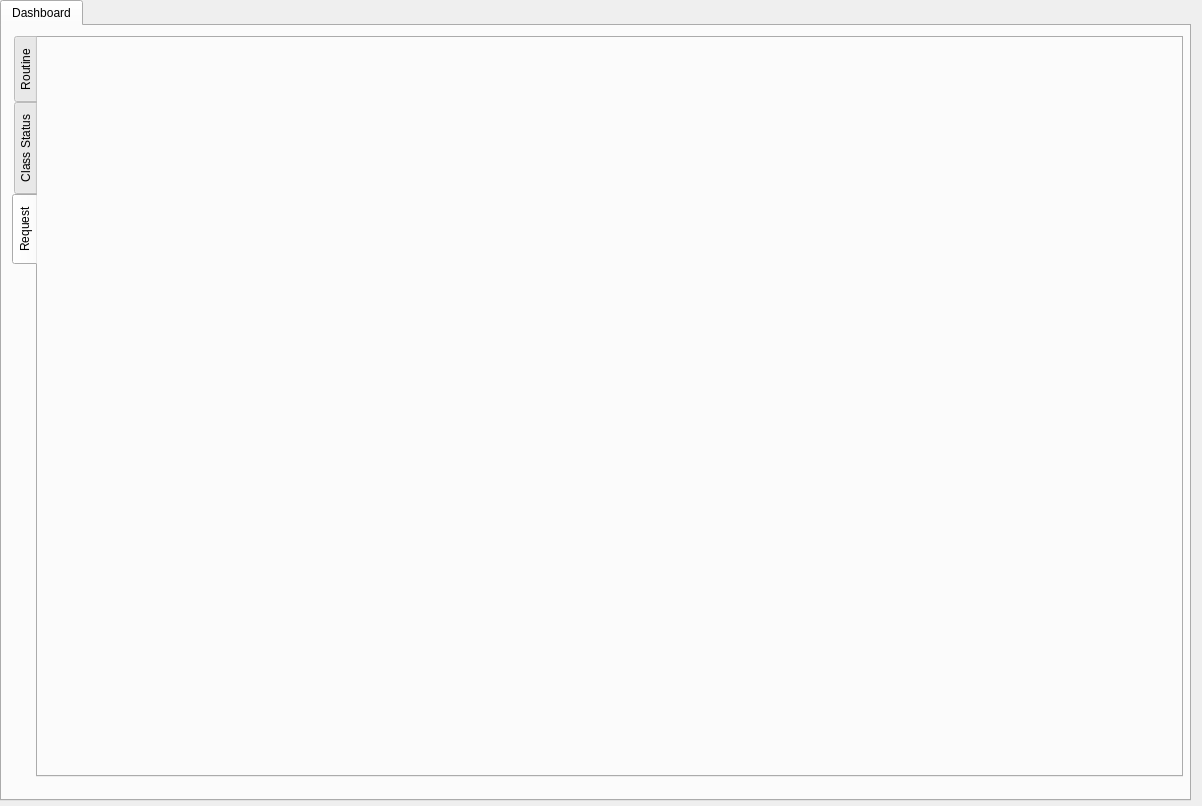
This is bms/professorwindow.ui in MythicSTR/bms-project as Qt 5 draws it before an edit. The edited form follows.
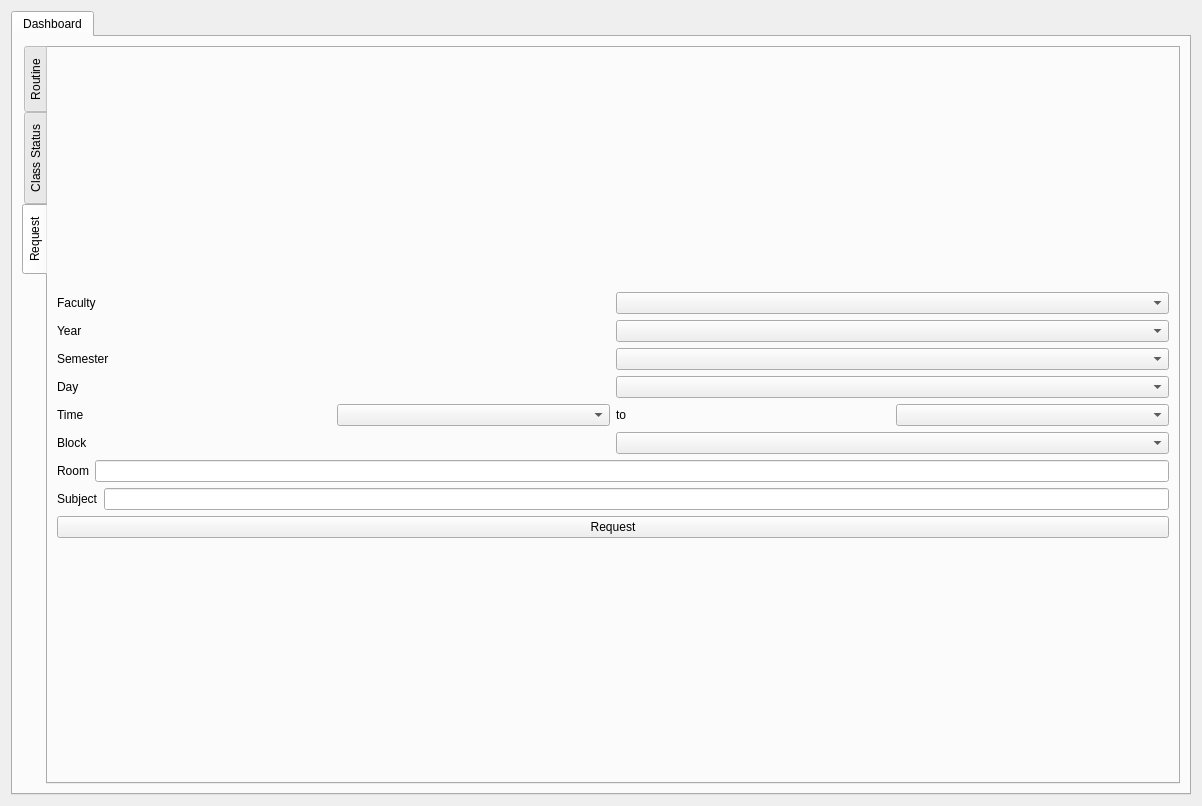
This is the edited form.

Commit message: added request functionality in professorwindow

What changed in the file:
```diff
--- a/bms/professorwindow.ui
+++ b/bms/professorwindow.ui
@@ -19,15 +19,9 @@
   <property name="windowTitle">
    <string>Dialog</string>
   </property>
+  <layout class="QGridLayout" name="gridLayout_2">
+   <item row="0" column="0">
   <widget class="QTabWidget" name="tabWidget">
-   <property name="geometry">
-    <rect>
-     <x>0</x>
-     <y>0</y>
-     <width>1191</width>
-     <height>801</height>
-    </rect>
-   </property>
    <property name="layoutDirection">
     <enum>Qt::LeftToRight</enum>
    </property>
@@ -41,15 +35,9 @@
     <attribute name="title">
      <string>Dashboard</string>
     </attribute>
+      <layout class="QGridLayout" name="gridLayout">
+       <item row="0" column="0">
     <widget class="QTabWidget" name="tabWidget_2">
-     <property name="geometry">
-      <rect>
-       <x>10</x>
-       <y>10</y>
-       <width>1171</width>
-       <height>741</height>
-      </rect>
-     </property>
      <property name="tabPosition">
       <enum>QTabWidget::West</enum>
      </property>
@@ -586,10 +574,149 @@
       <attribute name="title">
        <string>Request</string>
       </attribute>
-     </widget>
-    </widget>
-   </widget>
-  </widget>
+          <layout class="QGridLayout" name="gridLayout_3">
+           <item row="0" column="0">
+            <layout class="QVBoxLayout" name="verticalLayout_3">
+             <item>
+              <layout class="QHBoxLayout" name="horizontalLayout_10">
+               <item>
+                <widget class="QLabel" name="label_10">
+                 <property name="text">
+                  <string>Faculty</string>
+                 </property>
+                </widget>
+               </item>
+               <item>
+                <widget class="QComboBox" name="req_faculty"/>
+               </item>
+              </layout>
+             </item>
+             <item>
+              <layout class="QHBoxLayout" name="horizontalLayout_11">
+               <item>
+                <widget class="QLabel" name="label_11">
+                 <property name="text">
+                  <string>Year</string>
+                 </property>
+                </widget>
+               </item>
+               <item>
+                <widget class="QComboBox" name="req_year"/>
+               </item>
+              </layout>
+             </item>
+             <item>
+              <layout class="QHBoxLayout" name="horizontalLayout_12">
+               <item>
+                <widget class="QLabel" name="label_12">
+                 <property name="text">
+                  <string>Semester</string>
+                 </property>
+                </widget>
+               </item>
+               <item>
+                <widget class="QComboBox" name="req_semester"/>
+               </item>
+              </layout>
+             </item>
+             <item>
+              <layout class="QHBoxLayout" name="horizontalLayout_17">
+               <item>
+                <widget class="QLabel" name="label_18">
+                 <property name="text">
+                  <string>Day</string>
+                 </property>
+                </widget>
+               </item>
+               <item>
+                <widget class="QComboBox" name="req_day"/>
+               </item>
+              </layout>
+             </item>
+             <item>
+              <layout class="QHBoxLayout" name="horizontalLayout_13">
+               <item>
+                <widget class="QLabel" name="label_13">
+                 <property name="text">
+                  <string>Time</string>
+                 </property>
+                </widget>
+               </item>
+               <item>
+                <widget class="QComboBox" name="req_start_time"/>
+               </item>
+               <item>
+                <widget class="QLabel" name="label_14">
+                 <property name="text">
+                  <string>to</string>
+                 </property>
+                </widget>
+               </item>
+               <item>
+                <widget class="QComboBox" name="req_end_time"/>
+               </item>
+              </layout>
+             </item>
+             <item>
+              <layout class="QHBoxLayout" name="horizontalLayout_14">
+               <item>
+                <widget class="QLabel" name="label_16">
+                 <property name="text">
+                  <string>Block</string>
+                 </property>
+                </widget>
+               </item>
+               <item>
+                <widget class="QComboBox" name="req_block"/>
+               </item>
+              </layout>
+             </item>
+             <item>
+              <layout class="QHBoxLayout" name="horizontalLayout_15">
+               <item>
+                <widget class="QLabel" name="label_17">
+                 <property name="text">
+                  <string>Room</string>
+                 </property>
+                </widget>
+               </item>
+               <item>
+                <widget class="QLineEdit" name="req_room"/>
+               </item>
+              </layout>
+             </item>
+             <item>
+              <layout class="QHBoxLayout" name="horizontalLayout_16">
+               <item>
+                <widget class="QLabel" name="label_15">
+                 <property name="text">
+                  <string>Subject</string>
+                 </property>
+                </widget>
+               </item>
+               <item>
+                <widget class="QLineEdit" name="req_subject"/>
+               </item>
+              </layout>
+             </item>
+             <item>
+              <widget class="QPushButton" name="request_button">
+               <property name="text">
+                <string>Request</string>
+               </property>
+              </widget>
+             </item>
+            </layout>
+           </item>
+          </layout>
+         </widget>
+        </widget>
+       </item>
+      </layout>
+     </widget>
+    </widget>
+   </item>
+  </layout>
  </widget>
  <resources/>
  <connections/>
```
Lines whose indentation alone changed are shown as unchanged. The commit also changes 9 other files.
